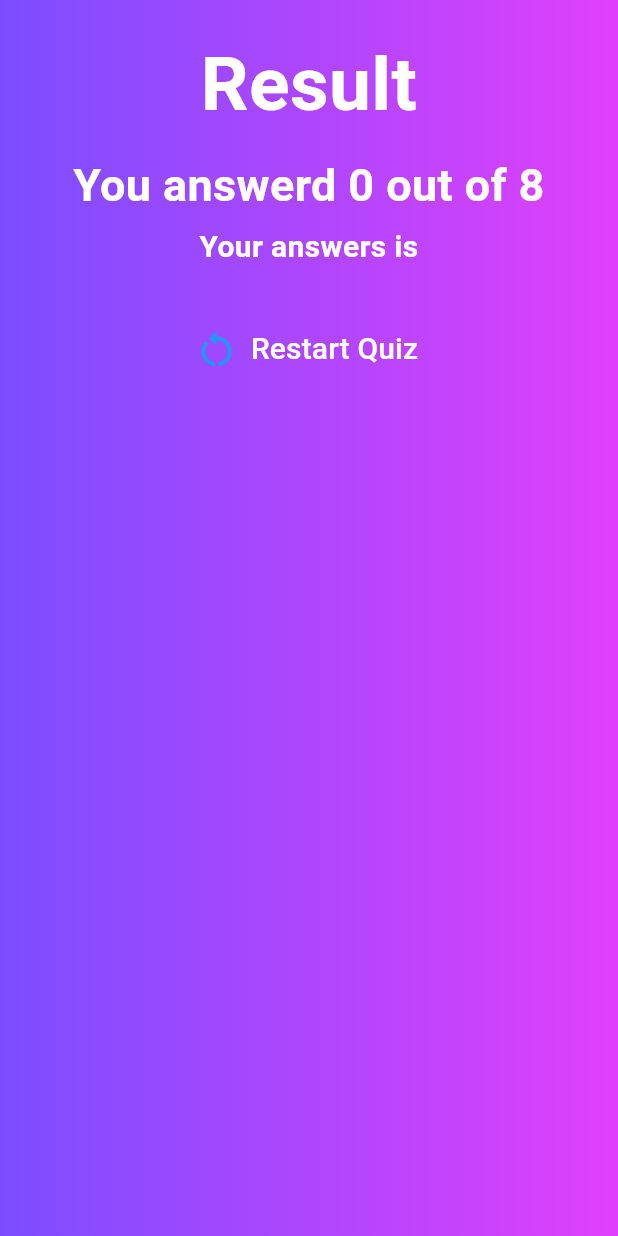
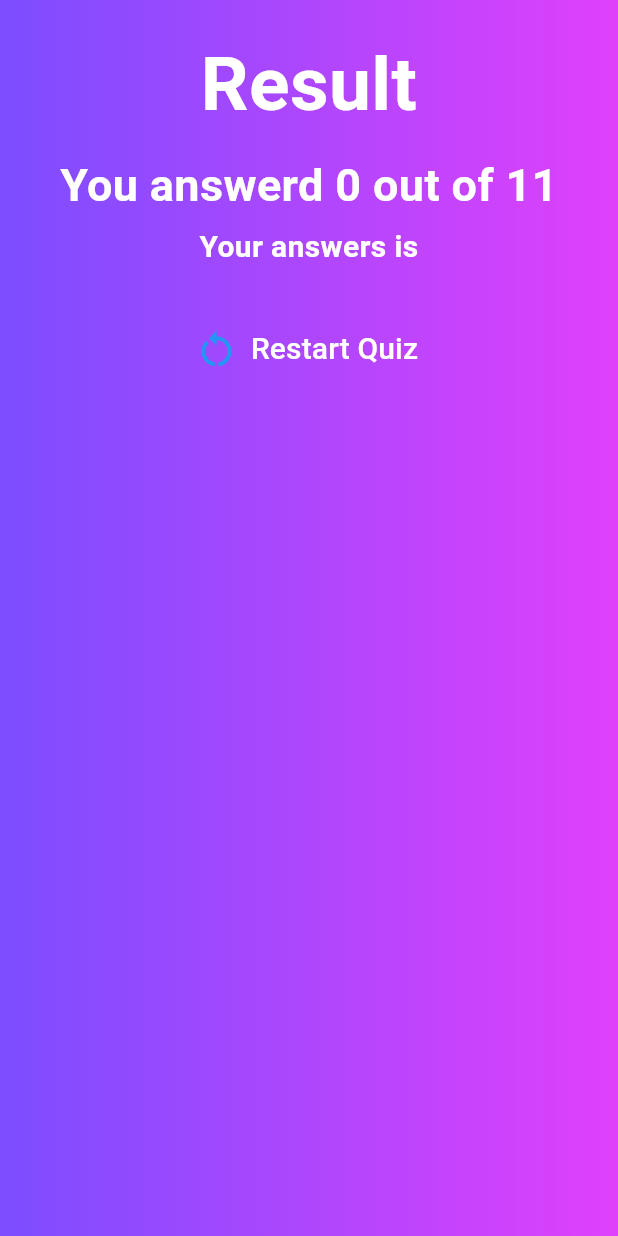
Before and after one commit to nadayousryelghandour1/Quiz_App, a Flutter app: the ResultScreen screen opened directly with empty values, on a phone screen of 412 x 824 dp. Run offline on Flutter 3.47's test engine with Material 3 defaults, Android fonts, the phone set to English and light mode, and no system bars.

Commit message:
'change3'

```diff
--- a/Quiz_App/lib/data/questions.dart
+++ b/Quiz_App/lib/data/questions.dart
@@ -74,6 +74,33 @@ class Questions {
       'The ability to create abstract classes',
     ],
   ),
+  QuizQuestion(
+    'what is the purpose of the "finally" block in a try-catch-finally statement?',
+    [
+      'To execute code regardless of whether an exception was thrown or not',
+      'To execute code only if an exception was thrown',
+      'The ability to encapsulate data and methods',
+      'The ability to create abstract classes',
+    ],
+  ),
+  QuizQuestion(
+    'What is the purpose of the "break" statement in a loop?',
+    [
+      'To exit the loop',
+      'To skip the current iteration',
+      'To continue to the next iteration',
+      'To execute a block of code',
+    ],
+  ),
+  QuizQuestion(
+    'What is the purpose of the "continue" statement in a loop?',
+    [
+      'To skip the current iteration',
+      'To exit the loop',
+      'To continue to the next iteration',
+      'To execute a block of code',
+    ]
+  )
 ];
 
 }
```
